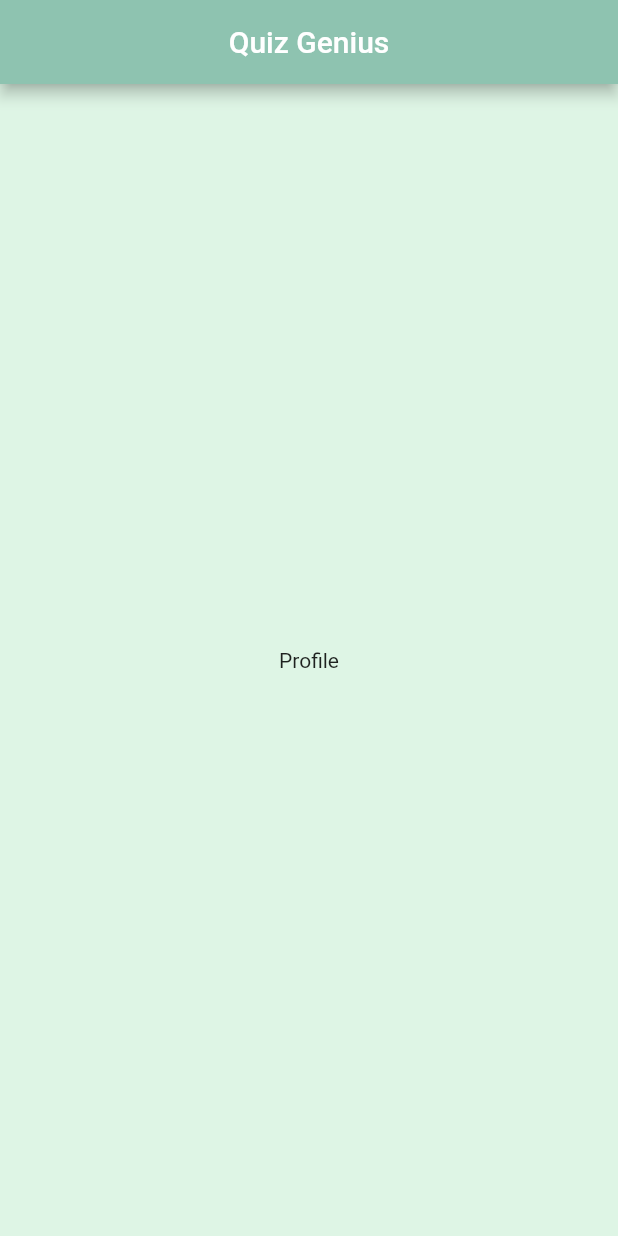
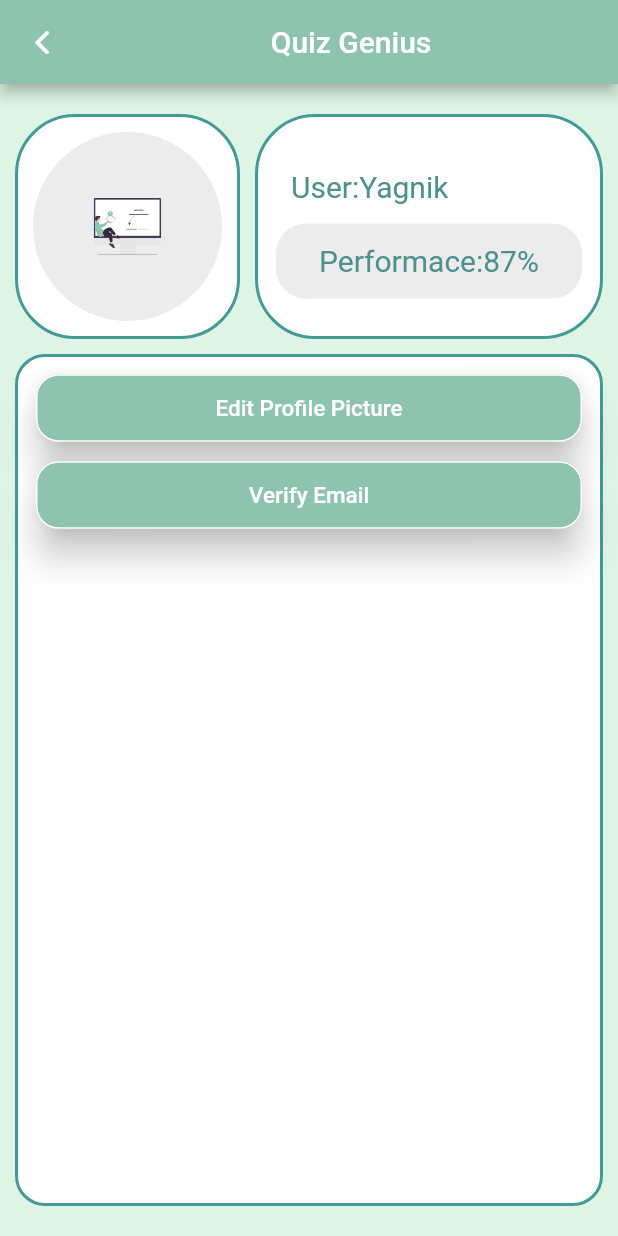
Before and after one commit to yagnik2411/Quiz-Genius, a Flutter app: the screen it shows after launch, on a phone screen of 412 x 824 dp. Run offline on Flutter 3.47's test engine with Material 2 defaults, Android fonts, the phone set to English and light mode, and no system bars; our stand-ins replace flutter_svg, velocity_x.

Commit message:
Profile page UI complete

```diff
--- a/lib/pages/profile_page.dart
+++ b/lib/pages/profile_page.dart
@@ -1,12 +1,11 @@
+import 'package:flutter/cupertino.dart';
 import 'package:flutter/material.dart';
+import 'package:flutter_svg/flutter_svg.dart';
 import 'package:quiz_genius/utils/colors.dart';
 import 'package:velocity_x/velocity_x.dart';
 
-
 class ProfilePage extends StatelessWidget {
   const ProfilePage({Key? key}) : super(key: key);
-
-
 
   @override
   Widget build(BuildContext context) {
@@ -14,11 +13,133 @@ class ProfilePage extends StatelessWidget {
       backgroundColor: MyColors.lightCyan,
       appBar: AppBar(
         backgroundColor: MyColors.mint,
+        leading: IconButton(
+          onPressed: () {
+            Navigator.pop(context);
+          },
+          icon: const Icon(CupertinoIcons.back),
+        ),
         title: const Text("Quiz Genius").centered(),
       ),
-      body: const Center(
-        child: Text('Profile'),
-      ),
+      body: Column(
+        children: [
+          Row(
+            children: [
+              Container(
+                height: 150,
+                width: 150,
+                decoration: BoxDecoration(
+                  color: Colors.white,
+                  border: Border.all(color: MyColors.malachite, width: 2),
+                  borderRadius: BorderRadius.circular(40),
+                ),
+                child: CircleAvatar(
+                  backgroundColor: Colors.grey.withOpacity(0.2),
+                  radius: 65,
+                  child: SvgPicture.asset(
+                    "assets/images/online_test.svg",
+                    fit: BoxFit.contain,
+                    height: 45,
+                    width: 45,
+                  ),
+                ).p(10),
+              ).pOnly(right: 5),
+              Container(
+                height: 150,
+                decoration: BoxDecoration(
+                  color: Colors.white,
+                  border: Border.all(color: MyColors.malachite, width: 2),
+                  borderRadius: BorderRadius.circular(40),
+                ),
+                child: Column(
+                  mainAxisAlignment: MainAxisAlignment.spaceEvenly,
+                  crossAxisAlignment: CrossAxisAlignment.start,
+                  children: [
+                    Text(
+                      "User:Yagnik",
+                      style: TextStyle(
+                        fontSize: 20,
+                        color: MyColors.darkCyan,
+                      ),
+                    ).pOnly(left: 10, top: 10),
+                    Container(
+                        height: 50,
+                        decoration: BoxDecoration(
+                          color: Colors.grey.withOpacity(0.2),
+                          borderRadius: BorderRadius.circular(20),
+                        ),
+                        child: Text(
+                          "Performace:87%",
+                          style: TextStyle(
+                            fontSize: 20,
+                            color: MyColors.darkCyan,
+                          ),
+                        ).centered()),
+                  ],
+                ).p12(),
+              ).pOnly(left: 5).expand(),
+            ],
+          ),
+          Container(
+            width: MediaQuery.of(context).size.width,
+            decoration: BoxDecoration(
+              color: Colors.white,
+              border: Border.all(color: MyColors.malachite, width: 2),
+              borderRadius: BorderRadius.circular(20),
+            ),
+            child: Column(
+              mainAxisAlignment: MainAxisAlignment.start,
+              crossAxisAlignment: CrossAxisAlignment.center,
+              children: [
+                ElevatedButton(
+                  onPressed: () {},
+                  style: ButtonStyle(
+                    backgroundColor: MaterialStateProperty.all(MyColors.mint),
+                    elevation: MaterialStateProperty.all(10),
+                    side: MaterialStateProperty.all(
+                        const BorderSide(color: Colors.white)),
+                    shape: MaterialStateProperty.all(
+                      RoundedRectangleBorder(
+                        borderRadius: BorderRadius.circular(15),
+                      ),
+                    ),
+                    fixedSize: MaterialStateProperty.all(
+                        Size(context.screenWidth * 0.9, 45)),
+                  ),
+                  child: Text(
+                    "Edit Profile Picture",
+                    style: TextStyle(
+                      fontSize: 15,
+                    ),
+                  ),
+                ).pOnly(top: 10, right: 12, left: 12, bottom: 5),
+                ElevatedButton(
+                  onPressed: () {},
+                  style: ButtonStyle(
+                    backgroundColor: MaterialStateProperty.all(MyColors.mint),
+                    elevation: MaterialStateProperty.all(10),
+                    side: MaterialStateProperty.all(
+                        const BorderSide(color: Colors.white)),
+                    shape: MaterialStateProperty.all(
+                      RoundedRectangleBorder(
+                        borderRadius: BorderRadius.circular(15),
+                      ),
+                    ),
+                    fixedSize: MaterialStateProperty.all(
+                        Size(context.screenWidth * 0.9, 45)),
+                  ),
+                  child: Text(
+                    "Verify Email",
+                    style: TextStyle(
+                      fontSize: 15,
+                    ),
+                  ),
+                ).pOnly(top: 5, right: 12, left: 12, bottom: 5),
+              ],
+            ),
+          ).pOnly(top: 10).expand()
+        ],
+      ).pOnly(top: 20, right: 10, left: 10, bottom: 20),
     );
   }
 }
```
